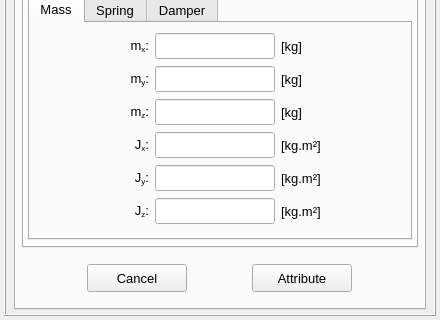
Before: the Qt Designer form pulse/interface/data/ui_files/model/setup/structural/mass_spring_damper_input.ui in open-pulse/OpenPulse, drawn with Qt 5; both pictures show x 0 to 440 and y 180 to 500 of the 440 by 500 pixel window.
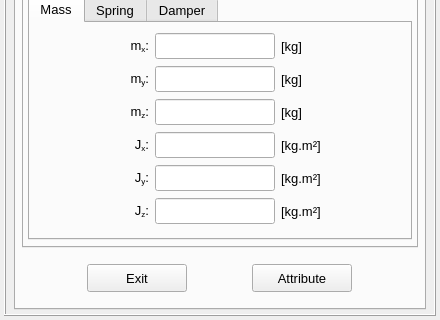
After: the same form once the commit is applied. The open tabs and pages were chosen to show the change.

Commit message: Replace the button text "Cancel" by "Exit"

What changed in the file:
```diff
--- a/pulse/interface/data/ui_files/model/setup/structural/mass_spring_damper_input.ui
+++ b/pulse/interface/data/ui_files/model/setup/structural/mass_spring_damper_input.ui
@@ -4336,7 +4336,7 @@
                    <string notr="true"/>
                   </property>
                   <property name="text">
-                   <string>Cancel</string>
+                   <string>Exit</string>
                   </property>
                   <property name="autoDefault">
                    <bool>false</bool>
```
Left out of the diff: 4 changed lines with no effect on the pictures. The commit also changes 75 other files.
